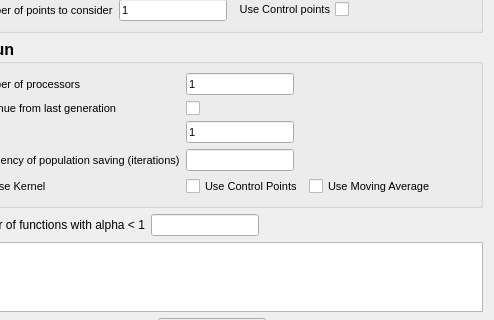
Above: regression.ui from alessioderango/SAKe before the change; both pictures show x 580 to 1074 and y 528 to 848 of the 1074 by 1087 pixel window. Below: the same form after it.
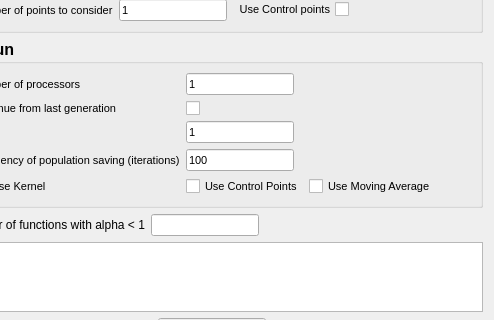
That is the form after the change. Custom widgets are drawn as their Qt base class.

```diff
--- a/regression.ui
+++ b/regression.ui
@@ -968,8 +968,13 @@
               <property name="font">
                <font>
                 <pointsize>8</pointsize>
+                <weight>50</weight>
+                <bold>false</bold>
                </font>
               </property>
+              <property name="text">
+               <string>100</string>
+              </property>
              </widget>
             </item>
            </layout>
```
Left out of the diff: 2 changed lines with no effect on the pictures.
